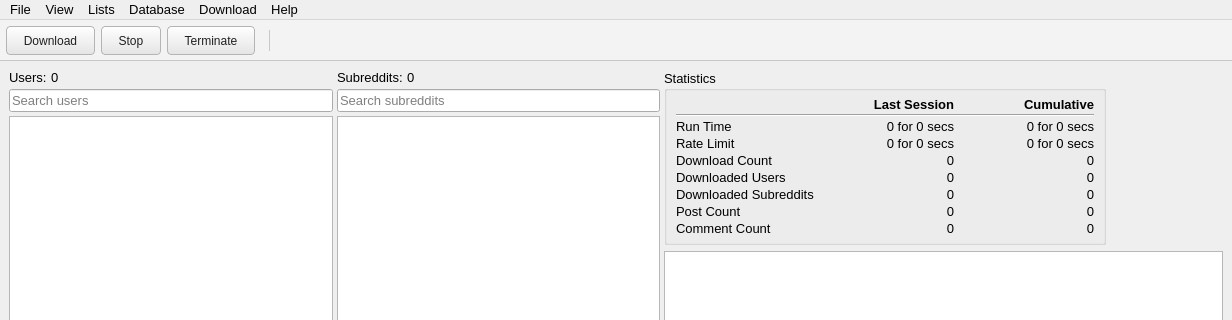
Old version of the form Resources/ui_files/downloader_for_reddit_gui.ui in the repository myanonapps/DownloaderForReddit; both pictures show x 0 to 1232 and y 0 to 320 of the 1232 by 836 pixel window.
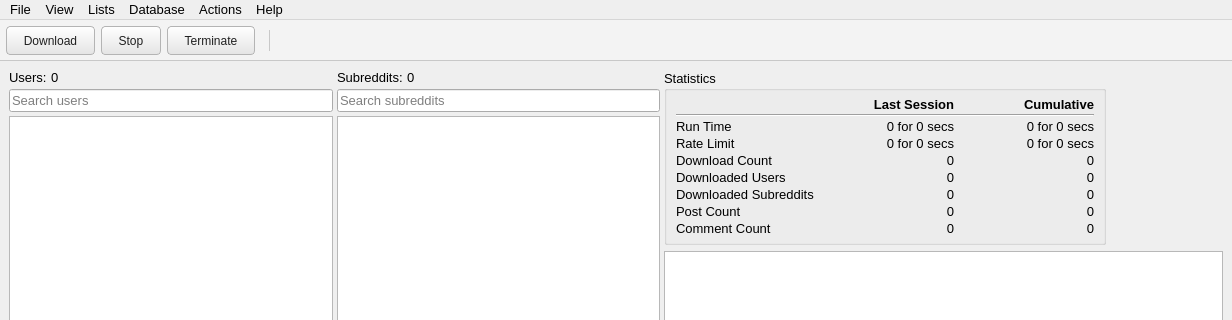
New version of the form. Icons and pictures are not drawn.

Commit message: Menu reorg

Diff of the .ui file:
```diff
--- a/Resources/ui_files/downloader_for_reddit_gui.ui
+++ b/Resources/ui_files/downloader_for_reddit_gui.ui
@@ -610,9 +610,9 @@
     <addaction name="list_sort_menu_item"/>
     <addaction name="list_order_menu_item"/>
    </widget>
-   <widget class="QMenu" name="menuDownload">
+   <widget class="QMenu" name="menuActions">
     <property name="title">
-     <string>Download</string>
+     <string>Actions</string>
     </property>
     <addaction name="download_user_list_menu_item"/>
     <addaction name="download_subreddit_list_menu_item"/>
@@ -643,7 +643,7 @@
    <addaction name="view_menu"/>
    <addaction name="lists_menu"/>
    <addaction name="menuDatabase"/>
-   <addaction name="menuDownload"/>
+   <addaction name="menuActions"/>
    <addaction name="help_menu"/>
   </widget>
   <widget class="QToolBar" name="download_toolbar">
```
Left out of the diff: 107 changed lines with no effect on the pictures. The commit also changes 1 other file.
